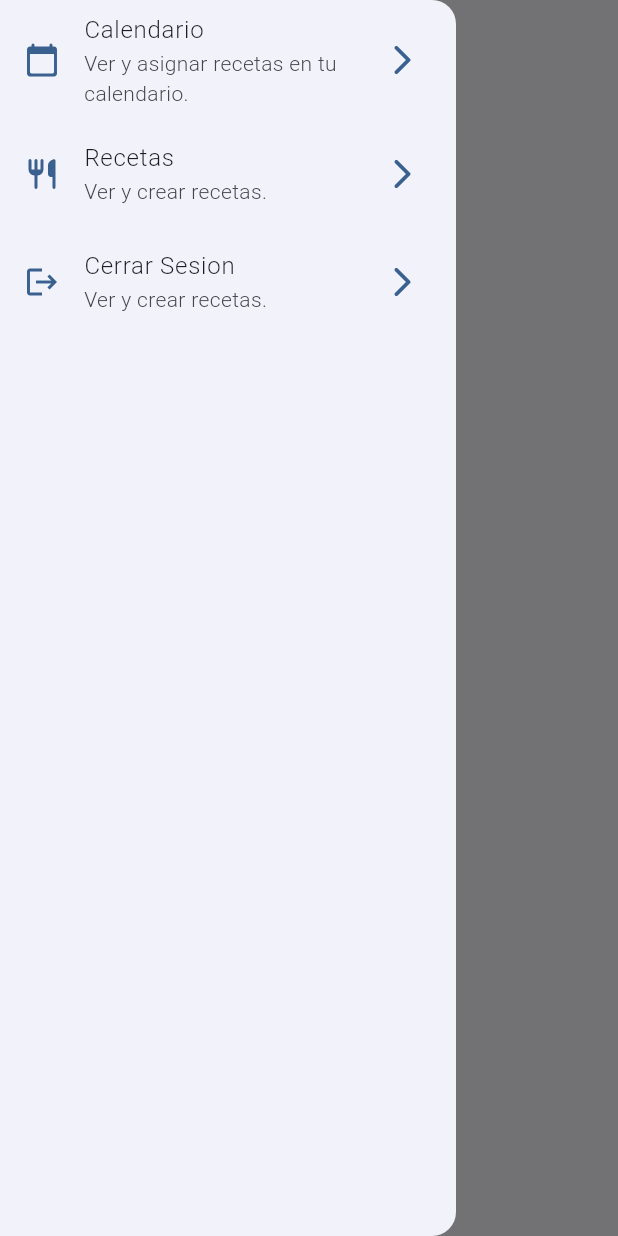
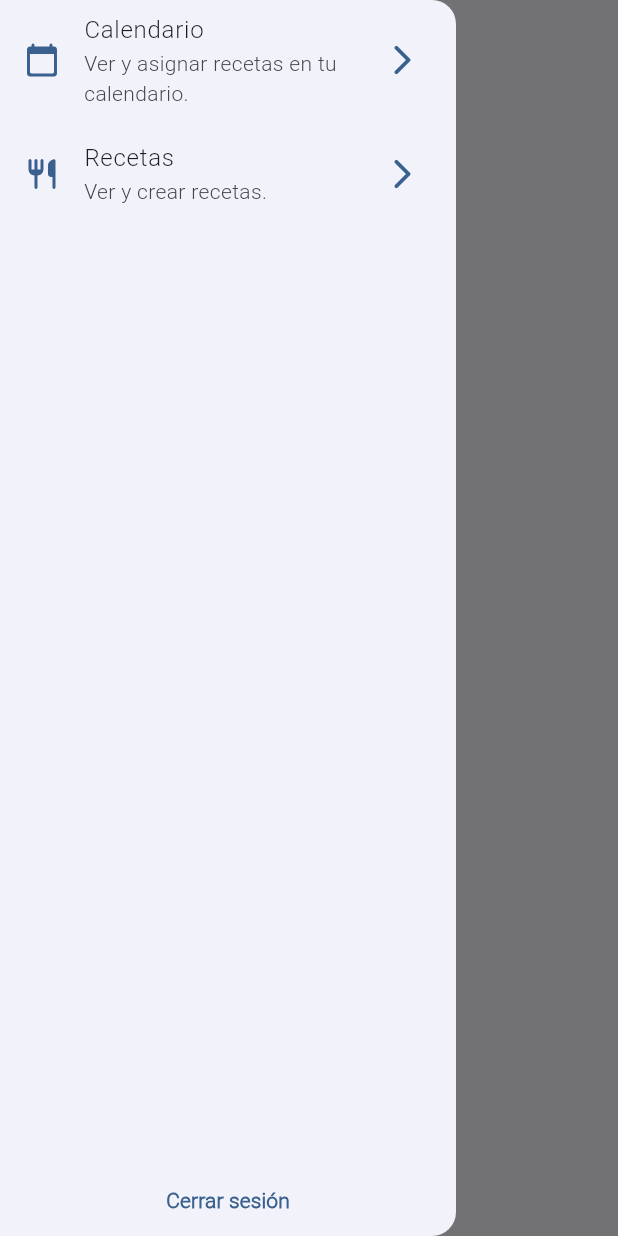
Before and after one commit to MovilesBogarin/base_project, a Flutter app: the RecipesScreen screen opened by its route, with the side drawer open, on a phone screen of 412 x 824 dp. Run offline on Flutter 3.47's test engine with Material 3 defaults, Android fonts, the phone set to English and light mode, and no system bars; our stand-ins replace dio, dropdown_search, firebase_auth, firebase_core, go_router, table_calendar; accounts and stored records are empty; network calls fail.

Commit message:
fix to presentation

```diff
--- a/lib/config/menu/menu_items.dart
+++ b/lib/config/menu/menu_items.dart
@@ -25,9 +25,4 @@ List<MenuItem> appMenuItems = <MenuItem>[
       subTitle: 'Ver y crear recetas.',
       link: '/recipes',
       icon: Icons.restaurant_rounded),
-  const MenuItem(
-      title: 'Cerrar Sesion',
-      subTitle: 'Ver y crear recetas.',
-      link: '/login',
-      icon: Icons.logout),
 ];
--- a/lib/presentation/providers/login_provider.dart
+++ b/lib/presentation/providers/login_provider.dart
@@ -25,4 +25,8 @@ class LoginProvider {
       return e.message;
     }
   }
+
+  static Future<void> signOut() async {
+    await Auth().signOut();
+  }
 }
--- a/lib/presentation/widgets/drawers/custom_drawer.dart
+++ b/lib/presentation/widgets/drawers/custom_drawer.dart
@@ -1,5 +1,6 @@
 import 'package:flutter/material.dart';
 import 'package:go_router/go_router.dart';
+import '../../providers/login_provider.dart';
 import '../../../config/menu/menu_items.dart';
 
 mixin CustomDrawer {
@@ -8,11 +9,22 @@ mixin CustomDrawer {
     return _CustomListTitle(menuItem: menuItem);
   }
 
-  Drawer drawerSimple() => Drawer(
+  Drawer drawerSimple(BuildContext context) => Drawer(
         child: SafeArea(
-          child: ListView.builder(
-            itemCount: appMenuItems.length,
-            itemBuilder: menuList,
+          child: Column(
+            children: [
+              Expanded(
+                child: ListView.builder(
+                  itemCount: appMenuItems.length,
+                  itemBuilder: menuList,
+                ),
+              ),
+              TextButton(onPressed: () {
+                LoginProvider.signOut();
+                context.go('/widgetTree');
+              },
+              child: const Text('Cerrar sesión', style: TextStyle(fontWeight: FontWeight.bold),))
+            ]
           ),
         ),
       );
--- a/lib/screens/recipe/recipes_screen.dart
+++ b/lib/screens/recipe/recipes_screen.dart
@@ -20,7 +20,7 @@ class _RecipesScreenState extends State<RecipesScreen>
     List<Map<String,dynamic>> recipesList = recipes;
     return Scaffold(
       appBar: appBarWithMenuButton(title: 'Recetas'),
-      drawer: drawerSimple(),
+      drawer: drawerSimple(context),
       body: SafeArea(
         child: Column(
           children: [
```
Also changed, not shown: lib/screens/calendar/calendar_screen.dart (+3 -22 lines).
